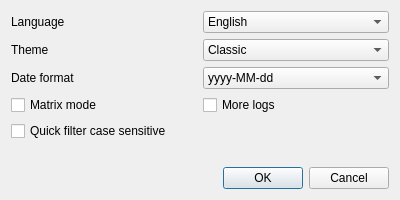
This is Dialogs/OptionsDialog.ui in AmbreM71/MovieManager as Qt 5 draws it before an edit. The edited form follows.
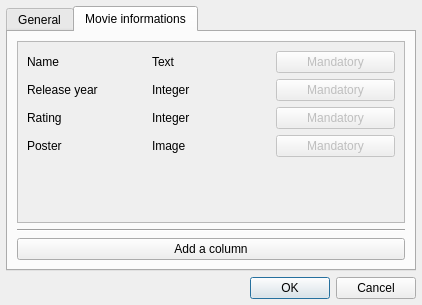
This is the edited form. The open tabs and pages were chosen to show the change.

Commit message: [Custom columns] Implements UI

The edit to the form file:
```diff
--- a/Dialogs/OptionsDialog.ui
+++ b/Dialogs/OptionsDialog.ui
@@ -6,8 +6,8 @@
    <rect>
     <x>0</x>
     <y>0</y>
-    <width>400</width>
-    <height>200</height>
+    <width>422</width>
+    <height>305</height>
    </rect>
   </property>
   <property name="windowTitle">
@@ -17,18 +17,49 @@
    <bool>true</bool>
   </property>
   <layout class="QGridLayout" name="gridLayout">
-   <item row="5" column="0" colspan="2">
-    <spacer name="VerticalSpacer">
-     <property name="orientation">
-      <enum>Qt::Vertical</enum>
-     </property>
-     <property name="sizeHint" stdset="0">
-      <size>
-       <width>20</width>
-       <height>40</height>
-      </size>
-     </property>
-    </spacer>
+   <property name="leftMargin">
+    <number>6</number>
+   </property>
+   <property name="topMargin">
+    <number>6</number>
+   </property>
+   <property name="rightMargin">
+    <number>6</number>
+   </property>
+   <property name="bottomMargin">
+    <number>6</number>
+   </property>
+   <item row="7" column="0">
+    <widget class="QTabWidget" name="tabWidget">
+     <property name="sizePolicy">
+      <sizepolicy hsizetype="Expanding" vsizetype="Expanding">
+       <horstretch>0</horstretch>
+       <verstretch>0</verstretch>
+      </sizepolicy>
+     </property>
+     <property name="toolTip">
+      <string>Customize movie's columns</string>
+     </property>
+     <property name="tabPosition">
+      <enum>QTabWidget::North</enum>
+     </property>
+     <property name="tabShape">
+      <enum>QTabWidget::Rounded</enum>
+     </property>
+     <property name="currentIndex">
+      <number>0</number>
+     </property>
+     <widget class="QWidget" name="GeneralTab">
+      <attribute name="title">
+       <string>General</string>
+      </attribute>
+      <layout class="QGridLayout" name="gridLayout_4">
+       <item row="1" column="0">
+        <widget class="QLabel" name="ThemeLabel">
+         <property name="text">
+          <string>Theme</string>
+         </property>
+        </widget>
    </item>
    <item row="0" column="0">
     <widget class="QLabel" name="LanguageLabel">
@@ -37,20 +68,40 @@
      </property>
     </widget>
    </item>
-   <item row="4" column="0">
-    <widget class="QCheckBox" name="QuickSearchCaseCheckbox">
-     <property name="enabled">
-      <bool>true</bool>
-     </property>
+       <item row="2" column="0">
+        <widget class="QLabel" name="DateFormatLabel">
+         <property name="text">
+          <string>Date format</string>
+         </property>
+        </widget>
+       </item>
+       <item row="3" column="1">
+        <widget class="QCheckBox" name="MoreLogsCheckbox">
+         <property name="toolTip">
+          <string>Show more logs if launched from a terminal (for debugging purpose)</string>
+         </property>
      <property name="text">
-      <string>Quick filter case sensitive</string>
-     </property>
-     <property name="checked">
-      <bool>false</bool>
-     </property>
-     <property name="autoRepeat">
-      <bool>false</bool>
-     </property>
+          <string>More logs</string>
+         </property>
+        </widget>
+       </item>
+       <item row="2" column="1">
+        <widget class="QComboBox" name="DateFormatCombobox">
+         <item>
+          <property name="text">
+           <string>yyyy-MM-dd</string>
+          </property>
+         </item>
+         <item>
+          <property name="text">
+           <string>dd/MM/yyyy</string>
+          </property>
+         </item>
+         <item>
+          <property name="text">
+           <string>MM/dd/yyyy</string>
+          </property>
+         </item>
     </widget>
    </item>
    <item row="0" column="1">
@@ -67,16 +118,6 @@
      </item>
     </widget>
    </item>
-   <item row="6" column="0" colspan="2">
-    <widget class="QDialogButtonBox" name="ButtonBox">
-     <property name="orientation">
-      <enum>Qt::Horizontal</enum>
-     </property>
-     <property name="standardButtons">
-      <set>QDialogButtonBox::Cancel|QDialogButtonBox::Ok</set>
-     </property>
-    </widget>
-   </item>
    <item row="1" column="1">
     <widget class="QComboBox" name="ThemeCombobox">
      <item>
@@ -101,37 +142,20 @@
      </item>
     </widget>
    </item>
-   <item row="1" column="0">
-    <widget class="QLabel" name="ThemeLabel">
-     <property name="text">
-      <string>Theme</string>
-     </property>
-    </widget>
-   </item>
-   <item row="2" column="0">
-    <widget class="QLabel" name="DateFormatLabel">
+       <item row="4" column="0">
+        <widget class="QCheckBox" name="QuickSearchCaseCheckbox">
+         <property name="enabled">
+          <bool>true</bool>
+         </property>
      <property name="text">
-      <string>Date format</string>
-     </property>
-    </widget>
-   </item>
-   <item row="2" column="1">
-    <widget class="QComboBox" name="DateFormatCombobox">
-     <item>
-      <property name="text">
-       <string>yyyy-MM-dd</string>
-      </property>
-     </item>
-     <item>
-      <property name="text">
-       <string>dd/MM/yyyy</string>
-      </property>
-     </item>
-     <item>
-      <property name="text">
-       <string>MM/dd/yyyy</string>
-      </property>
-     </item>
+          <string>Quick filter case sensitive</string>
+         </property>
+         <property name="checked">
+          <bool>false</bool>
+         </property>
+         <property name="autoRepeat">
+          <bool>false</bool>
+         </property>
     </widget>
    </item>
    <item row="3" column="0">
@@ -144,25 +168,208 @@
      </property>
     </widget>
    </item>
+       <item row="5" column="0" colspan="2">
+        <spacer name="verticalSpacer_2">
+         <property name="orientation">
+          <enum>Qt::Vertical</enum>
+         </property>
+         <property name="sizeHint" stdset="0">
+          <size>
+           <width>20</width>
+           <height>40</height>
+          </size>
+         </property>
+        </spacer>
+       </item>
+      </layout>
+     </widget>
+     <widget class="QWidget" name="MovieInformationTab">
+      <attribute name="title">
+       <string>Movie informations</string>
+      </attribute>
+      <layout class="QGridLayout" name="gridLayout_3">
+       <item row="1" column="0">
+        <widget class="Line" name="Separator">
+         <property name="orientation">
+          <enum>Qt::Horizontal</enum>
+         </property>
+        </widget>
+       </item>
+       <item row="0" column="0">
+        <widget class="QScrollArea" name="scrollArea">
+         <property name="autoFillBackground">
+          <bool>true</bool>
+         </property>
+         <property name="frameShape">
+          <enum>QFrame::StyledPanel</enum>
+         </property>
+         <property name="frameShadow">
+          <enum>QFrame::Sunken</enum>
+         </property>
+         <property name="lineWidth">
+          <number>1</number>
+         </property>
+         <property name="widgetResizable">
+          <bool>true</bool>
+         </property>
+         <widget class="QWidget" name="scrollAreaWidgetContents">
+          <property name="geometry">
+           <rect>
+            <x>0</x>
+            <y>0</y>
+            <width>386</width>
+            <height>174</height>
+           </rect>
+          </property>
+          <layout class="QGridLayout" name="gridLayout_2">
+           <item row="2" column="0">
+            <widget class="QLabel" name="RatingLabel">
+             <property name="text">
+              <string>Rating</string>
+             </property>
+            </widget>
+           </item>
+           <item row="2" column="2">
+            <widget class="QPushButton" name="RatingButton">
+             <property name="enabled">
+              <bool>false</bool>
+             </property>
+             <property name="text">
+              <string>Mandatory</string>
+             </property>
+            </widget>
+           </item>
+           <item row="0" column="2">
+            <widget class="QPushButton" name="NameButton">
+             <property name="enabled">
+              <bool>false</bool>
+             </property>
+             <property name="text">
+              <string>Mandatory</string>
+             </property>
+             <property name="checkable">
+              <bool>false</bool>
+             </property>
+             <property name="flat">
+              <bool>false</bool>
+             </property>
+            </widget>
+           </item>
+           <item row="3" column="0">
+            <widget class="QLabel" name="PosterLabel">
+             <property name="text">
+              <string>Poster</string>
+             </property>
+            </widget>
+           </item>
+           <item row="0" column="0">
+            <widget class="QLabel" name="NameLabel">
+             <property name="text">
+              <string>Name</string>
+             </property>
+            </widget>
+           </item>
+           <item row="0" column="1">
+            <widget class="QLabel" name="NameTypeLabel">
+             <property name="text">
+              <string>Text</string>
+             </property>
+            </widget>
+           </item>
+           <item row="3" column="2">
+            <widget class="QPushButton" name="PosterButton">
+             <property name="enabled">
+              <bool>false</bool>
+             </property>
+             <property name="text">
+              <string>Mandatory</string>
+             </property>
+            </widget>
+           </item>
+           <item row="2" column="1">
+            <widget class="QLabel" name="RatingTypeLabel">
+             <property name="text">
+              <string>Integer</string>
+             </property>
+            </widget>
+           </item>
    <item row="3" column="1">
-    <widget class="QCheckBox" name="MoreLogsCheckbox">
-     <property name="toolTip">
-      <string>Show more logs if launched from a terminal (for debugging purpose)</string>
-     </property>
+            <widget class="QLabel" name="PosterTypeLabel">
+             <property name="text">
+              <string>Image</string>
+             </property>
+            </widget>
+           </item>
+           <item row="1" column="2">
+            <widget class="QPushButton" name="ReleaseYearButton">
+             <property name="enabled">
+              <bool>false</bool>
+             </property>
      <property name="text">
-      <string>More logs</string>
+              <string>Mandatory</string>
      </property>
     </widget>
    </item>
-  </layout>
- </widget>
- <tabstops>
-  <tabstop>LanguageCombobox</tabstop>
-  <tabstop>ThemeCombobox</tabstop>
-  <tabstop>DateFormatCombobox</tabstop>
-  <tabstop>MatrixModeCheckbox</tabstop>
-  <tabstop>QuickSearchCaseCheckbox</tabstop>
- </tabstops>
+           <item row="1" column="0">
+            <widget class="QLabel" name="ReleaseYearLabel">
+             <property name="text">
+              <string>Release year</string>
+             </property>
+            </widget>
+           </item>
+           <item row="1" column="1">
+            <widget class="QLabel" name="ReleaseYearTypeLabel">
+             <property name="text">
+              <string>Integer</string>
+             </property>
+            </widget>
+           </item>
+           <item row="4" column="0" colspan="3">
+            <spacer name="verticalSpacer">
+             <property name="orientation">
+              <enum>Qt::Vertical</enum>
+             </property>
+             <property name="sizeHint" stdset="0">
+              <size>
+               <width>40</width>
+               <height>20</height>
+              </size>
+             </property>
+            </spacer>
+           </item>
+          </layout>
+         </widget>
+        </widget>
+       </item>
+       <item row="2" column="0">
+        <widget class="QPushButton" name="AddColumnButton">
+         <property name="text">
+          <string>Add a column</string>
+         </property>
+        </widget>
+       </item>
+      </layout>
+     </widget>
+    </widget>
+   </item>
+   <item row="8" column="0">
+    <widget class="QDialogButtonBox" name="ButtonBox">
+     <property name="sizePolicy">
+      <sizepolicy hsizetype="Expanding" vsizetype="Fixed">
+       <horstretch>0</horstretch>
+       <verstretch>0</verstretch>
+      </sizepolicy>
+     </property>
+     <property name="orientation">
+      <enum>Qt::Horizontal</enum>
+     </property>
+     <property name="standardButtons">
+      <set>QDialogButtonBox::Cancel|QDialogButtonBox::Ok</set>
+     </property>
+    </widget>
+   </item>
+  </layout>
+ </widget>
  <resources/>
  <connections>
   <connection>
```
Left out of the diff: 8 changed lines with no effect on the pictures. Lines whose indentation alone changed are shown as unchanged. The commit also changes 15 other files.
